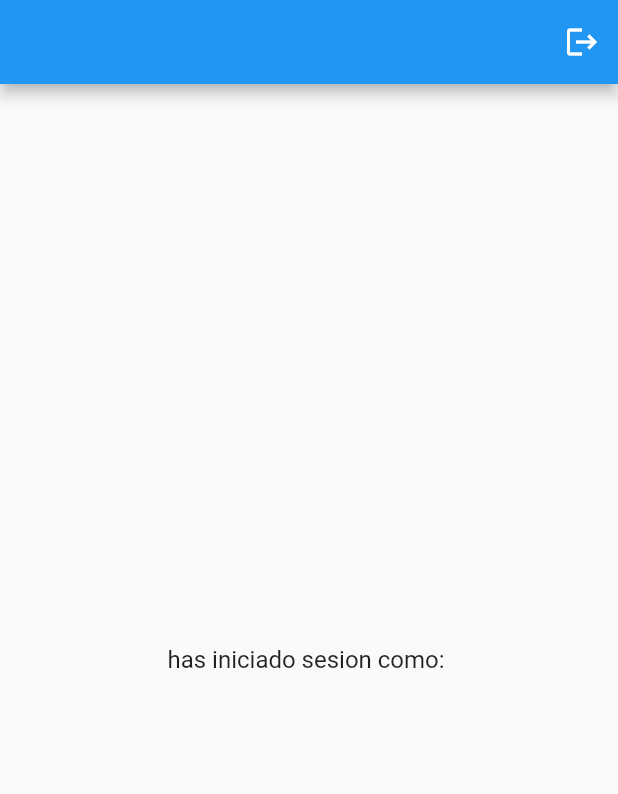
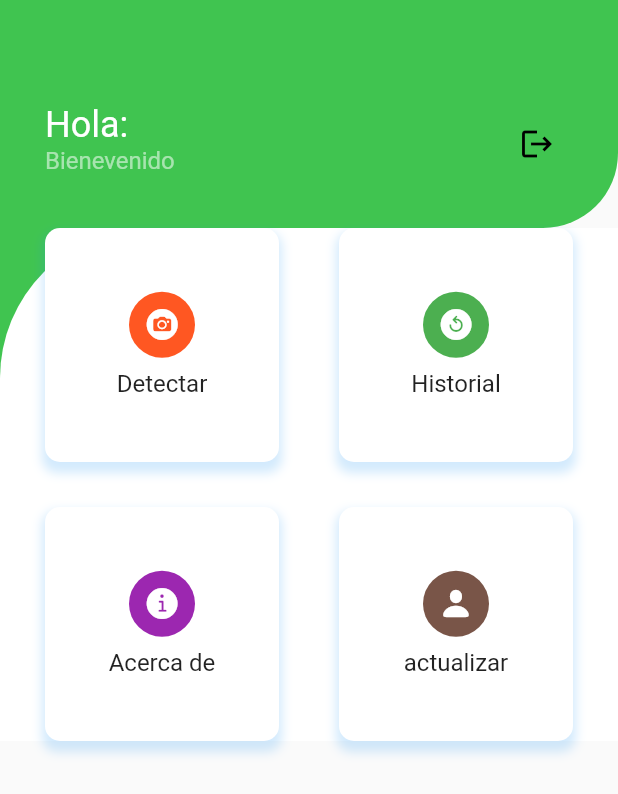
Before and after one commit to EduardoTrujillo0410/AppVocado, a Flutter app: the screen it shows once a user with an empty profile is signed in, on a phone screen of 412 x 824 dp. Shown: the top 794 px of the screen. Run offline on Flutter 3.47's test engine with Material 2 defaults, Android fonts, the light colour scheme and no system bars; our stand-ins replace firebase_auth, firebase_core; accounts and stored records are empty.

Commit message:
AddNavegationDesigned V0.1.1

```diff
--- a/lib/pages/home_page.dart
+++ b/lib/pages/home_page.dart
@@ -1,10 +1,12 @@
 import 'package:firebase_auth/firebase_auth.dart';
+import 'package:flutter/cupertino.dart';
 import 'package:flutter/material.dart';
 
 class HomePage extends StatelessWidget {
   HomePage({super.key});
 
   final user = FirebaseAuth.instance.currentUser!;
+  Color colorVerde = const Color.fromARGB(217, 32, 187, 50);
 
   //cerrar sesion metodo
   void signUserOut() {
@@ -14,19 +16,124 @@ class HomePage extends StatelessWidget {
   @override
   Widget build(BuildContext context) {
     return Scaffold(
-      appBar: AppBar(
-        actions: [
-          IconButton(
-            onPressed: signUserOut,
-            icon: const Icon(Icons.logout),
+      body: ListView(
+        padding: EdgeInsets.zero,
+        children: [
+          Container(
+            decoration: BoxDecoration(
+              color: colorVerde,
+              borderRadius: const BorderRadius.only(
+                bottomRight: Radius.circular(50),
+              ),
+            ),
+            child: Column(
+              children: [
+                const SizedBox(
+                  height: 60,
+                ),
+                ListTile(
+                  contentPadding: const EdgeInsets.symmetric(
+                    horizontal: 30,
+                  ),
+                  title: Text(
+                    'Hola: ${user.email}',
+                    style: Theme.of(context)
+                        .textTheme
+                        .headlineSmall
+                        ?.copyWith(color: Colors.white),
+                  ),
+                  subtitle: Text(
+                    'Bienevenido',
+                    style: Theme.of(context)
+                        .textTheme
+                        .titleMedium
+                        ?.copyWith(color: Colors.white54),
+                  ),
+                  trailing: IconButton(
+                    onPressed: signUserOut,
+                    icon: const Icon(Icons.logout),
+                    color: Colors.black,
+                  ),
+                ),
+                const SizedBox(
+                  height: 20,
+                )
+              ],
+            ),
+          ),
+          Container(
+            color: colorVerde,
+            child: Container(
+              padding: const EdgeInsets.symmetric(horizontal: 30),
+              decoration: const BoxDecoration(
+                color: Colors.white,
+                borderRadius: BorderRadius.only(
+                  topLeft: Radius.circular(100),
+                ),
+              ),
+              child: GridView.count(
+                shrinkWrap: true,
+                physics: const NeverScrollableScrollPhysics(),
+                crossAxisCount: 2,
+                crossAxisSpacing: 40,
+                mainAxisSpacing: 30,
+                children: [
+                  itemDashboard(context, 'Detectar',
+                      CupertinoIcons.camera_circle_fill, Colors.deepOrange),
+                  itemDashboard(
+                      context,
+                      'Historial',
+                      CupertinoIcons.arrow_counterclockwise_circle_fill,
+                      Colors.green),
+                  itemDashboard(context, 'Acerca de',
+                      CupertinoIcons.info_circle_fill, Colors.purple),
+                  itemDashboard(context, 'actualizar',
+                      CupertinoIcons.person_solid, Colors.brown),
+                ],
+              ),
+            ),
           )
         ],
       ),
-      body: Center(
-          child: Text(
-        'has iniciado sesion como: ' + user.email!,
-        style: TextStyle(fontSize: 16),
-      )),
     );
   }
+
+  Widget itemDashboard(
+          BuildContext context, title, IconData iconData, Color background) =>
+      Container(
+        decoration: BoxDecoration(
+          color: Colors.white,
+          borderRadius: BorderRadius.circular(10),
+          boxShadow: [
+            BoxShadow(
+                offset: const Offset(0, 5),
+                color: Theme.of(context).primaryColor.withOpacity(.2),
+                spreadRadius: 2,
+                blurRadius: 5)
+          ],
+        ),
+        child: Column(
+          mainAxisAlignment: MainAxisAlignment.center,
+          children: [
+            Container(
+              padding: const EdgeInsets.all(10),
+              decoration: BoxDecoration(
+                color: background,
+                shape: BoxShape.circle,
+              ),
+              child: Icon(
+                iconData,
+                color: Colors.white,
+              ),
+            ),
+            const SizedBox(
+              height: 8,
+            ),
+            Text(
+              title,
+              style: Theme.of(context).textTheme.titleMedium,
+            ),
+          ],
+        ),
+      );
 }
--- a/lib/pages/login_page.dart
+++ b/lib/pages/login_page.dart
@@ -1,6 +1,7 @@
 import 'package:appvocado/components/my_button.dart';
 import 'package:appvocado/components/my_textfield.dart';
 import 'package:appvocado/components/square_tile.dart';
+import 'package:appvocado/pages/home_page.dart';
 import 'package:firebase_auth/firebase_auth.dart';
 import 'package:flutter/material.dart';
 
--- a/lib/pages/register_page.dart
+++ b/lib/pages/register_page.dart
@@ -1,6 +1,7 @@
 import 'package:appvocado/components/my_button.dart';
 import 'package:appvocado/components/my_textfield.dart';
 import 'package:appvocado/components/square_tile.dart';
+import 'package:appvocado/pages/login_or_register.dart';
 import 'package:firebase_auth/firebase_auth.dart';
 import 'package:flutter/material.dart';
 
@@ -36,37 +37,46 @@ class _RegisterPageState extends State<RegisterPage> {
     );
   }
 
-  //metodo de registro
   void signUserUp() async {
     //mostrar circulo de carga
     showDialog(
       context: context,
-        builder: (context) {
-          return const Center(
+      builder: (context) => const Center(
         child: CircularProgressIndicator(),
+      ),
     );
-        });
-
-    //resgistro de usuario con auth firebase
+    //asegurar que las contraseñas coincidan
+    if (passwordController.text != confirmPasswordController.text) {
+      //pop loading circle
+      Navigator.pop(context);
+      //mostrar error al usuario
+      displayMessage("las contraseñas no coinciden");
+      return;
+    }
 
     try {
-      //chequeamos que la contraseña sea confirmada
-      if (passwordController.text == confirmPasswordController.text) {
       await FirebaseAuth.instance.createUserWithEmailAndPassword(
         email: emailController.text,
         password: passwordController.text,
       );
-      } else {
-        showErrorMessage('las contraseñas no coinciden');
+
+      if (context.mounted) Navigator.pop(context);
+      displayMessage("Registro exitoso");
+    } on FirebaseAuthException catch (e) {
+      //pop loading circle
+      Navigator.pop(context);
+      //mostrar error al usuario
+      displayMessage(e.code);
     }
-      //cerrar el circulo de carga
-      Navigator.pop(context);
-    } on FirebaseAuthException catch (e) {
-      //cerrar el circulo de carga
-      Navigator.pop(context);
-      //mensaje de error
-      showErrorMessage(e.code);
   }
+
+  void displayMessage(String message) {
+    showDialog(
+      context: context,
+      builder: (context) => AlertDialog(
+        title: Text(message),
+      ),
+    );
   }
 
   @override
@@ -94,7 +104,7 @@ class _RegisterPageState extends State<RegisterPage> {
                     ),
                     //logo
                     const Icon(
-                      Icons.account_box_sharp,
+                      Icons.account_circle_outlined,
                       size: 100,
                       color: Colors.white,
                     ),
--- a/pubspec.yaml
+++ b/pubspec.yaml
@@ -37,7 +37,7 @@ dependencies:
   cupertino_icons: ^1.0.2
   firebase_core: ^2.15.1
   firebase_auth: ^4.9.0
-
+  cloud_firestore: ^4.9.2
 dev_dependencies:
   flutter_test:
     sdk: flutter
```
Also changed, not shown: pubspec.lock, 4 other files. Lines whose indentation alone changed are shown as unchanged.
